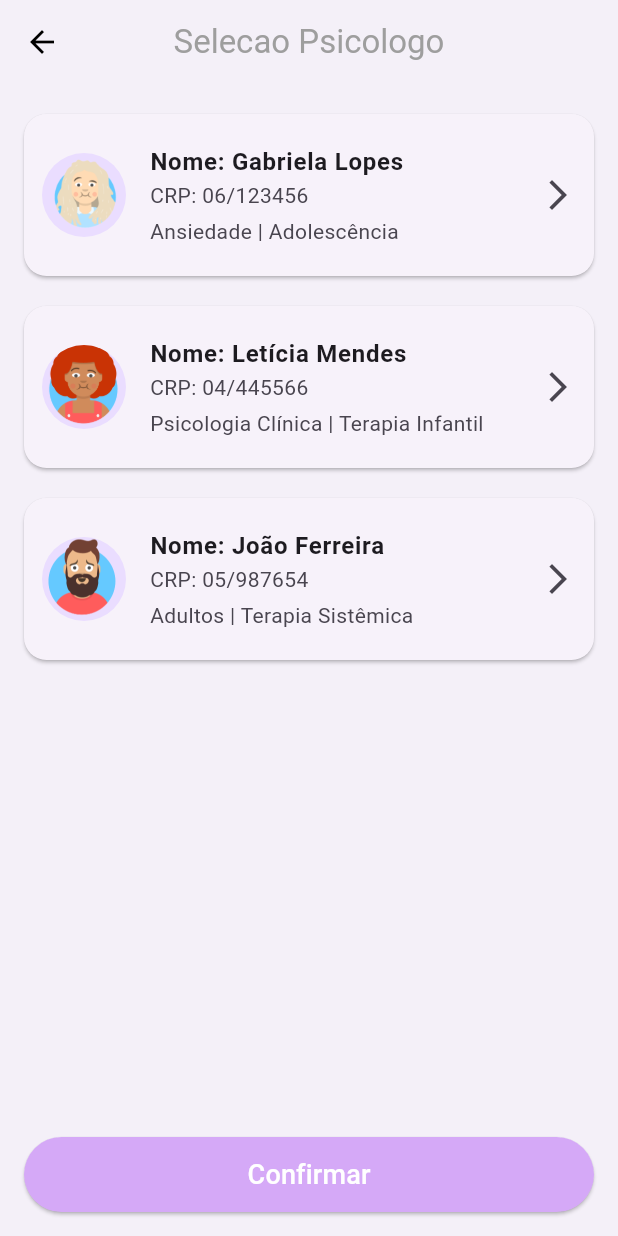
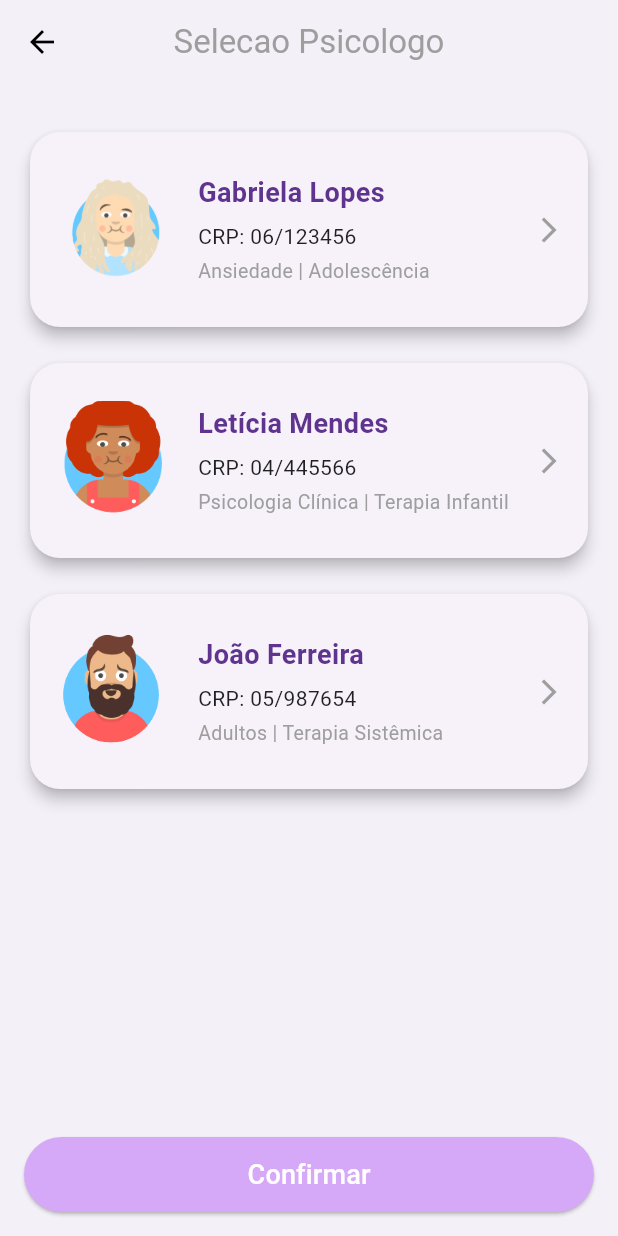
Before and after one commit to ph-cm/HealthAI, a Flutter app: the SelecaoPsicologoPage screen opened by its route, on a phone screen of 412 x 824 dp. Run offline on Flutter 3.47's test engine with Material 3 defaults, Android fonts, the phone set to English and light mode, and no system bars; our stand-ins replace fl_chart, percent_indicator.

Commit message:
Updating Psycologist Selection Interface

```diff
--- a/lib/screens/selecao_psicologo.dart
+++ b/lib/screens/selecao_psicologo.dart
@@ -19,10 +19,10 @@ class SelecaoPsicologoPage extends StatelessWidget {
       ),
       body: Column(
         children: [
-          const SizedBox(height: 10),
+          const SizedBox(height: 20),
           Expanded(
             child: ListView(
-              padding: const EdgeInsets.symmetric(horizontal: 16),
+              padding: const EdgeInsets.symmetric(horizontal: 20),
               children: const [
                 PsicologoCard(
                   nome: 'Gabriela Lopes',
@@ -87,28 +87,57 @@ class PsicologoCard extends StatelessWidget {
   @override
 Widget build(BuildContext context) {
   return Card(
-      margin: const EdgeInsets.symmetric(vertical: 10),
-      shape: RoundedRectangleBorder(borderRadius: BorderRadius.circular(15)),
-      child: ListTile(
-        contentPadding: const EdgeInsets.all(12),
-        leading: CircleAvatar(
-          backgroundImage: AssetImage(imagemAsset),
-          radius: 28,
+    margin: const EdgeInsets.symmetric(vertical: 12),
+    shape: RoundedRectangleBorder(
+      borderRadius: BorderRadius.circular(20),
     ),
-        title: Text(
-          'Nome: $nome',
-          style: const TextStyle(fontWeight: FontWeight.bold),
+    elevation: 4,
+    child: Container(
+      padding: const EdgeInsets.all(16),
+      height: 130,
+      child: Row(
+        children: [
+          ClipRRect(
+            borderRadius: BorderRadius.circular(16),
+            child: Image.asset(
+              imagemAsset,
+              width: 80,
+              height: 80,
+              fit: BoxFit.cover,
             ),
-        subtitle: Column(
+          ),
+          const SizedBox(width: 16),
+          Expanded(
+            child: Column(
               crossAxisAlignment: CrossAxisAlignment.start,
+              mainAxisAlignment: MainAxisAlignment.center,
               children: [
-            Text('CRP: $crp'),
+                Text(
+                  nome,
+                  style: const TextStyle(
+                    fontSize: 18,
+                    fontWeight: FontWeight.bold,
+                    color: Color(0xFF5E348F),
+                  ),
+                ),
+                const SizedBox(height: 6),
+                Text(
+                  'CRP: $crp',
+                  style: const TextStyle(fontSize: 14, color: Colors.black87),
+                ),
                 const SizedBox(height: 4),
-            Text(especialidades),
+                Text(
+                  especialidades,
+                  style: const TextStyle(fontSize: 13, color: Colors.grey),
+                ),
               ],
             ),
-        trailing: const Icon(Icons.arrow_forward_ios),
+          ),
+          const Icon(Icons.arrow_forward_ios, color: Colors.grey, size: 20),
+        ],
+      ),
     ),
   );
 }
+
 }
```
Lines whose indentation alone changed are shown as unchanged.
